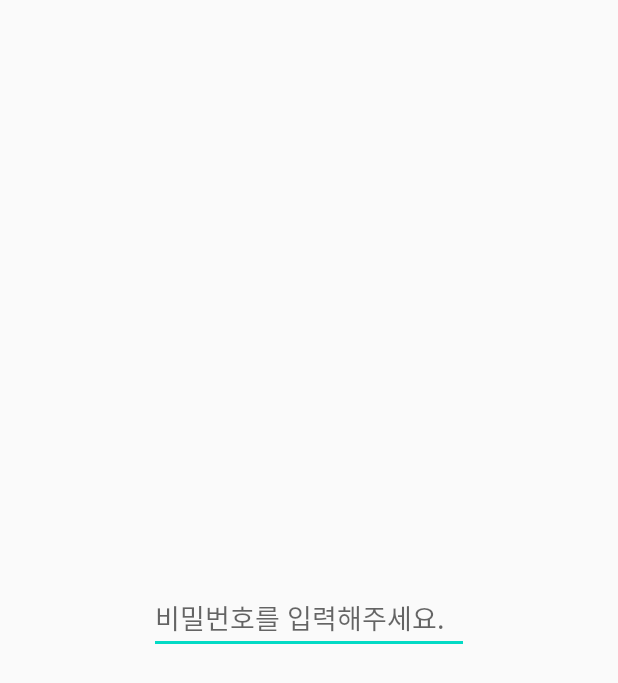
After one commit to msbemh/outdoorActivityApp, an Android app: the layout dialog_password_check.xml on its own in the app's theme, with its tools: preview values and no code run, on a phone screen of 412 x 824 dp. The commit adds this screen. Shown: the top 683 px of the screen. Run offline under Robolectric (Android 15) with nearby library versions, the phone set to English and light mode, and no system bars.

Commit message:
[채팅 방 리스트] AlertDialog의 EditText 크기 변경(xml추가됨)

```diff
--- /dev/null
+++ b/app/src/main/res/layout/dialog_password_check.xml
@@ -0,0 +1,20 @@
+<?xml version="1.0" encoding="utf-8"?>
+<androidx.constraintlayout.widget.ConstraintLayout
+    xmlns:android="http://schemas.android.com/apk/res/android"
+    xmlns:app="http://schemas.android.com/apk/res-auto"
+    xmlns:tools="http://schemas.android.com/tools"
+    android:layout_width="match_parent"
+    android:layout_height="match_parent">
+
+    <EditText
+        android:id="@+id/editText_password"
+        android:layout_width="wrap_content"
+        android:layout_height="wrap_content"
+        android:ems="10"
+        android:inputType="textPassword"
+        android:hint="비밀번호를 입력해주세요."
+        app:layout_constraintBottom_toBottomOf="parent"
+        app:layout_constraintEnd_toEndOf="parent"
+        app:layout_constraintStart_toStartOf="parent"
+        app:layout_constraintTop_toTopOf="parent" />
+</androidx.constraintlayout.widget.ConstraintLayout>
```
Also changed, not shown: app/src/main/java/com/action/outdooractivityapp/adapter/RVRoomAdapter.java (+9 -5 lines).
